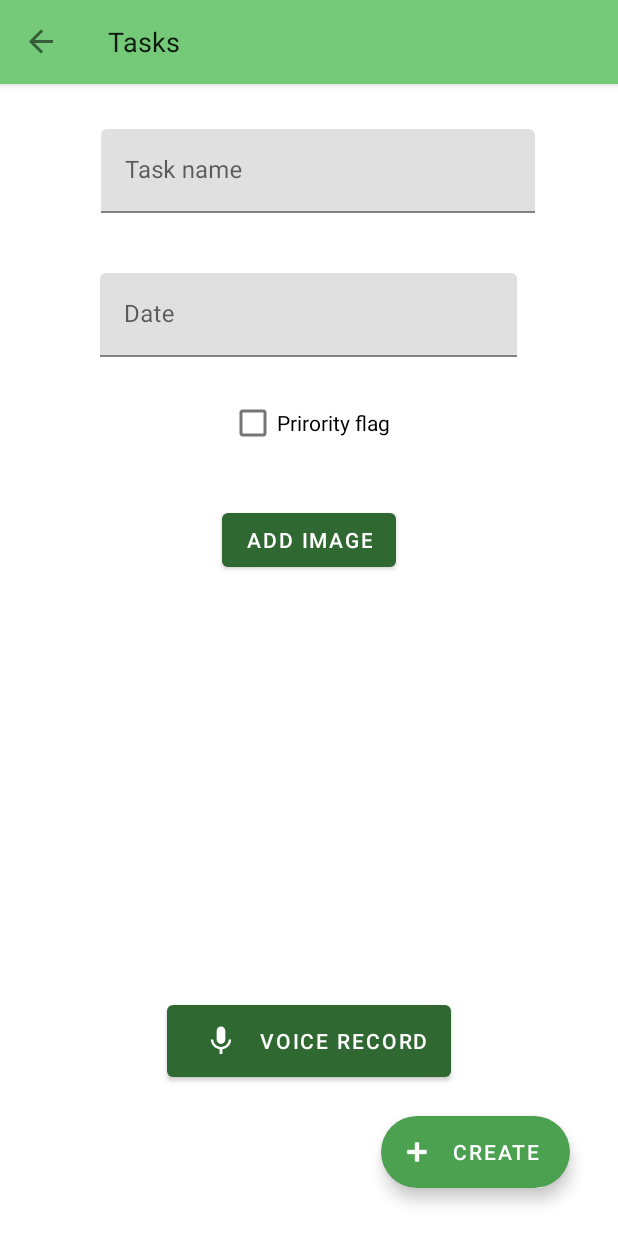
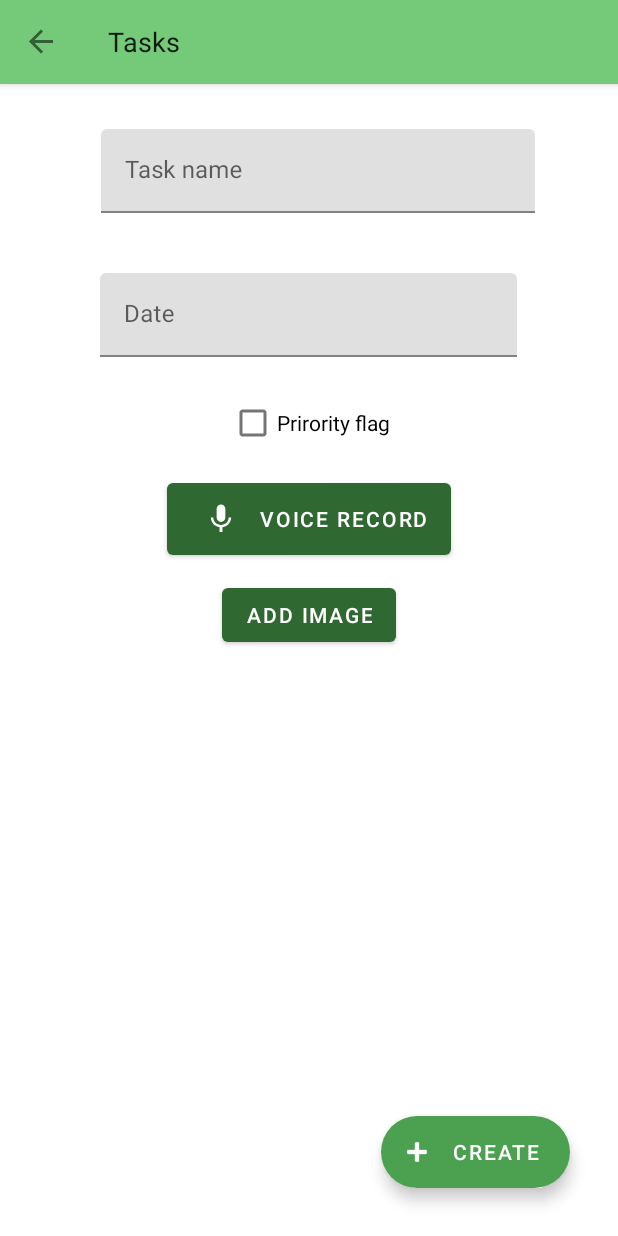
Before and after one commit to Kubixxu/TODOList, an Android app: the TaskFromFragment screen opened through its navigation route, on a phone screen of 412 x 824 dp. Run offline under Robolectric (Android 15) with nearby library versions, the phone set to English and light mode, and no system bars; our stand-ins replace Room's generated code, navigation-ui.

Commit message:
Added transition and slide animation

```diff
--- a/app/src/main/java/com/example/todolist/topic/TopicList.kt
+++ b/app/src/main/java/com/example/todolist/topic/TopicList.kt
@@ -112,6 +112,7 @@ class TopicList : Fragment() {
 
         binding.createTopicFab.setOnClickListener {
             findNavController().navigate(R.id.action_topic_list_to_topic_addition)
+
         }
     }
 
--- /dev/null
+++ b/app/src/main/res/anim/slide_in_left.xml
@@ -0,0 +1,8 @@
+<?xml version="1.0" encoding="utf-8"?>
+
+<set xmlns:android="http://schemas.android.com/apk/res/android">
+    <translate
+        android:duration="@android:integer/config_mediumAnimTime"
+        android:fromXDelta="-100%p"
+        android:toXDelta="0" />
+</set>
--- /dev/null
+++ b/app/src/main/res/anim/slide_in_right.xml
@@ -0,0 +1,8 @@
+<?xml version="1.0" encoding="utf-8"?>
+
+<set xmlns:android="http://schemas.android.com/apk/res/android">
+    <translate
+        android:duration="@android:integer/config_mediumAnimTime"
+        android:fromXDelta="100%p"
+        android:toXDelta="0" />
+</set>
--- /dev/null
+++ b/app/src/main/res/anim/slide_out_left.xml
@@ -0,0 +1,8 @@
+<?xml version="1.0" encoding="utf-8"?>
+
+<set xmlns:android="http://schemas.android.com/apk/res/android">
+    <translate
+        android:duration="@android:integer/config_mediumAnimTime"
+        android:fromXDelta="0"
+        android:toXDelta="-100%p" />
+</set>
--- /dev/null
+++ b/app/src/main/res/anim/slide_out_right.xml
@@ -0,0 +1,8 @@
+<?xml version="1.0" encoding="utf-8"?>
+
+<set xmlns:android="http://schemas.android.com/apk/res/android">
+    <translate
+        android:duration="@android:integer/config_mediumAnimTime"
+        android:fromXDelta="0"
+        android:toXDelta="100%p" />
+</set>
--- a/app/src/main/res/layout/image_full_screen.xml
+++ b/app/src/main/res/layout/image_full_screen.xml
@@ -16,5 +16,6 @@
         app:layout_constraintTop_toTopOf="parent"
         tools:src="@tools:sample/avatars"
         android:adjustViewBounds="true"
-        android:scaleType="centerCrop"/>
+        android:scaleType="centerCrop"
+        android:transitionName="show_full_img_transition"/>
 </androidx.constraintlayout.widget.ConstraintLayout>
--- a/app/src/main/res/layout/task.xml
+++ b/app/src/main/res/layout/task.xml
@@ -34,9 +34,9 @@
                 android:layout_marginLeft="15dp"
                 android:clickable="true"
                 app:layout_constraintBottom_toBottomOf="parent"
-
                 app:layout_constraintStart_toStartOf="parent"
                 app:layout_constraintTop_toTopOf="parent"
+                app:layout_constraintVertical_bias="0.0"
                 app:srcCompat="@drawable/ic_check_off_foreground" />
 
 
@@ -101,7 +101,8 @@
                 app:layout_constraintBottom_toBottomOf="parent"
                 app:layout_constraintStart_toEndOf="@+id/isDone"
                 app:layout_constraintTop_toBottomOf="@+id/date"
-                android:visibility="gone"/>
+                android:visibility="gone"
+                android:transitionName="show_full_img_transition"/>
 
         </androidx.constraintlayout.widget.ConstraintLayout>
     </androidx.cardview.widget.CardView>
--- a/app/src/main/res/layout/task_form.xml
+++ b/app/src/main/res/layout/task_form.xml
@@ -112,20 +112,20 @@
         app:icon="@drawable/ic_mic_foreground"
         app:iconPadding="5dp"
         app:iconSize="40dp"
-        app:layout_constraintBottom_toBottomOf="parent"
+        android:layout_marginTop="10dp"
         app:layout_constraintEnd_toEndOf="parent"
         app:layout_constraintStart_toStartOf="parent"
-        app:layout_constraintTop_toBottomOf="@+id/userImageView" />
+        app:layout_constraintTop_toBottomOf="@+id/checkBox" />
 
     <Button
         android:id="@+id/addRemoveImageButton"
         android:layout_width="wrap_content"
         android:layout_height="wrap_content"
-        android:layout_marginTop="30dp"
-        android:text="Add image"
+        android:text="ADD IMAGE"
+        android:layout_marginTop="10dp"
         app:layout_constraintEnd_toEndOf="parent"
         app:layout_constraintStart_toStartOf="parent"
-        app:layout_constraintTop_toBottomOf="@+id/checkBox" />
+        app:layout_constraintTop_toBottomOf="@+id/record" />
 
     <ImageView
         android:id="@+id/userImageView"
--- a/app/src/main/res/navigation/nav_graph.xml
+++ b/app/src/main/res/navigation/nav_graph.xml
@@ -20,7 +20,9 @@
             app:destination="@id/updateTopic" />
         <action
             android:id="@+id/action_TopicList_to_Tasks"
-            app:destination="@id/Tasks" />
+            app:destination="@id/Tasks"
+            app:enterAnim="@anim/slide_in_right"
+            app:exitAnim="@anim/slide_out_left" />
         <argument
             android:name="topicId"
             app:argType="integer"
@@ -60,7 +62,9 @@
             app:destination="@id/TaskForm" />
         <action
             android:id="@+id/action_Tasks_to_TopicList"
-            app:destination="@id/TopicList" />
+            app:destination="@id/TopicList"
+            app:enterAnim="@anim/slide_in_left"
+            app:exitAnim="@anim/slide_out_right" />
         <argument
             android:name="topicId"
             app:argType="integer"
--- a/app/src/main/res/values/themes.xml
+++ b/app/src/main/res/values/themes.xml
@@ -12,6 +12,7 @@
         <!-- Status bar color. -->
         <item name="android:statusBarColor" tools:targetApi="l">?attr/colorPrimaryVariant</item>
         <!-- Customize your theme here. -->
+        <!--<item name="android:windowContentTransitions">true</item> -->
    </style>
 
    <style name="Theme.TODOList.NoActionBar">
```
Also changed, not shown: app/src/main/java/com/example/todolist/task/ImageFullScreen.kt (+11 -0 lines), app/src/main/java/com/example/todolist/task/TasksListAdapter.kt (+12 -4 lines). Lines whose indentation alone changed are shown as unchanged.
